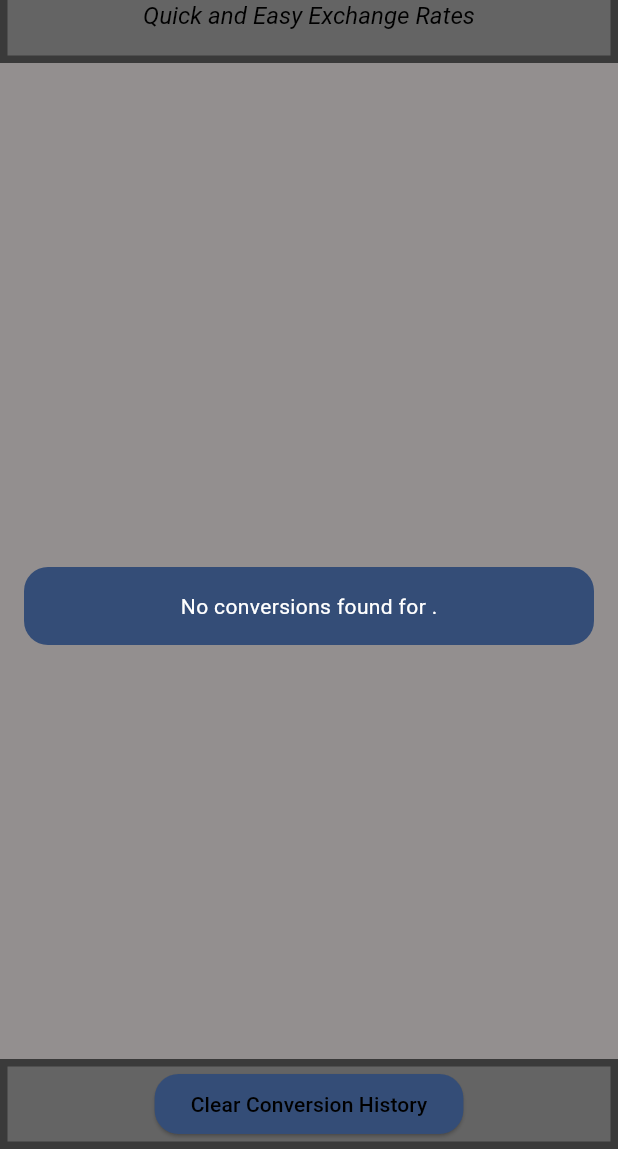
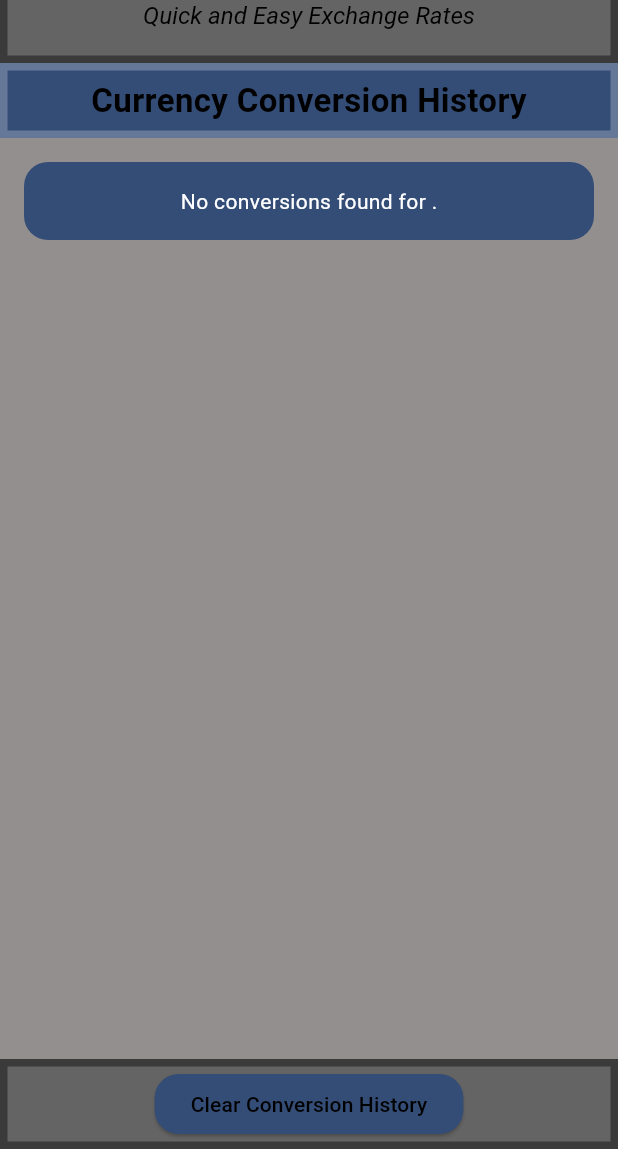
Before and after one commit to DavidSchurer/QuickCurrency, a Flutter app: the CurrencyConversionHistoryPage screen opened directly, on a phone screen of 412 x 824 dp, the part 87-1236 px from its top. Run offline on Flutter 3.47's test engine with Material 3 defaults, Android fonts, the phone set to English and light mode, and no system bars; our stand-ins replace cloud_firestore, firebase_auth, firebase_core, shared_preferences; accounts and stored records are empty; generated files the repository leaves out were written again.

Commit message:
added subheading bars on pages

```diff
--- a/lib/currency_conversion_history_page.dart
+++ b/lib/currency_conversion_history_page.dart
@@ -227,7 +227,27 @@ class _CurrencyConversionHistoryPageState
             ),
           ),
         ),
-        body: FutureBuilder<List<Conversion>>(
+        body: Column(
+          children: [
+            Container(
+              height: 50,
+              decoration: BoxDecoration(
+                color: const Color(0xFF344D77),
+                border: Border.all(color: Color(0xFF657898), width: 5),
+              ),
+              child: Center(
+                child: Text(
+                  "Currency Conversion History",
+                  style: TextStyle(
+                    fontSize: 22,
+                    fontWeight: FontWeight.bold,
+                    color: Colors.black,
+                  ),
+                ),
+              ),
+            ),
+            Expanded(
+              child: FutureBuilder<List<Conversion>>(
                 future: _loadConversionHistoryFromLocalStorage(),
                 builder: (context, snapshot) {
                   if (snapshot.connectionState == ConnectionState.waiting) {
@@ -240,8 +260,7 @@ class _CurrencyConversionHistoryPageState
 
                   return Stack(
                     children: [
-                Center(
-                  child: SingleChildScrollView(
+                      SingleChildScrollView(
                         child: Column(
                           mainAxisSize: MainAxisSize.min,
                           children: [
@@ -254,11 +273,11 @@ class _CurrencyConversionHistoryPageState
                               ),
                               child: SingleChildScrollView(
                                 scrollDirection: Axis.vertical,
-                            child: _buildConversionHistoryTable(snapshot.data!),
+                                child: _buildConversionHistoryTable(
+                                    snapshot.data!),
                               ),
                             ),
                           ],
-                    ),
                         ),
                       ),
                       Positioned(
@@ -267,19 +286,22 @@ class _CurrencyConversionHistoryPageState
                         right: 0,
                         child: Align(
                           alignment: Alignment.center,
-                      child:
-                          _buildFooterBar(_auth.currentUser, snapshot.data!)),
+                          child: _buildFooterBar(
+                              _auth.currentUser, snapshot.data!),
+                        ),
                       ),
                     ],
                   );
                 },
               ),
+            ),
+          ],
+        ),
       );
     } else {
       final user = _auth.currentUser;
 
-      if (user == null) {
-        if (!widget.isGuest) {
+      if (user == null && !widget.isGuest) {
         return Scaffold(
           appBar: AppBar(
             toolbarHeight: 100,
@@ -315,11 +337,31 @@ class _CurrencyConversionHistoryPageState
               ),
             ),
           ),
-            body: const Center(
+          body: Column(
+            children: [
+              Container(
+                height: 50,
+                decoration: BoxDecoration(
+                  color: const Color(0xFF344D77),
+                  border: Border.all(color: Color(0xFF657898), width: 5),
+                ),
+                child: Center(
+                  child: Text(
+                    "Currency Conversion History",
+                    style: TextStyle(
+                      fontSize: 22,
+                      fontWeight: FontWeight.bold,
+                      color: Colors.black,
+                    ),
+                  ),
+                ),
+              ),
+              const Center(
                 child: Text('No conversion history available'),
               ),
+            ],
+          ),
         );
-        }
       }
 
       return Scaffold(
@@ -360,7 +402,26 @@ class _CurrencyConversionHistoryPageState
         ),
         body: Stack(
           children: [
-            Center(
+            Column(
+              children: [
+                Container(
+                  height: 50,
+                  decoration: BoxDecoration(
+                    color: const Color(0xFF344D77),
+                    border: Border.all(color: Color(0xFF657898), width: 5),
+                  ),
+                  child: Center(
+                    child: Text(
+                      "Currency Conversion History",
+                      style: TextStyle(
+                        fontSize: 22,
+                        fontWeight: FontWeight.bold,
+                        color: Colors.black,
+                      ),
+                    ),
+                  ),
+                ),
+                Expanded(
                   child: SingleChildScrollView(
                     child: Column(
                       mainAxisSize: MainAxisSize.min,
@@ -388,11 +449,12 @@ class _CurrencyConversionHistoryPageState
                                 return Center(
                                     child: Text(
                                         'No conversions found for ${user?.email}.',
-                                    style:
-                                        const TextStyle(color: Colors.white)));
+                                        style: const TextStyle(
+                                            color: Colors.white)));
                               }
 
-                          final conversions = snapshot.data!.docs.map((doc) {
+                              final conversions =
+                                  snapshot.data!.docs.map((doc) {
                                 final data = doc.data() as Map<String, dynamic>;
                                 return Conversion.fromMap(data);
                               }).toList();
@@ -423,20 +485,26 @@ class _CurrencyConversionHistoryPageState
                                       width: 1,
                                     ),
                                     columns: const <DataColumn>[
-                                  DataColumn(label: Text('Selected Currency')),
-                                  DataColumn(label: Text('Selected Amount')),
-                                  DataColumn(label: Text('Converted Currency')),
-                                  DataColumn(label: Text('Converted Amount')),
+                                      DataColumn(
+                                          label: Text('Selected Currency')),
+                                      DataColumn(
+                                          label: Text('Selected Amount')),
+                                      DataColumn(
+                                          label: Text('Converted Currency')),
+                                      DataColumn(
+                                          label: Text('Converted Amount')),
                                       DataColumn(label: Text('Date')),
-                                  DataColumn(label: Text('Delete Conversion')),
+                                      DataColumn(
+                                          label: Text('Delete Conversion')),
                                     ],
                                     rows: conversions.map((conversion) {
                                       return DataRow(cells: <DataCell>[
-                                    DataCell(
-                                        Text(conversion.fromCurrency ?? '')),
+                                        DataCell(Text(
+                                            conversion.fromCurrency ?? '')),
                                         DataCell(Text(
                                             '${getCurrencySymbol(conversion.fromCurrency ?? '')}${conversion.amount?.toStringAsFixed(2)}')),
-                                    DataCell(Text(conversion.toCurrency ?? '')),
+                                        DataCell(
+                                            Text(conversion.toCurrency ?? '')),
                                         DataCell(Text(
                                             '${getCurrencySymbol(conversion.toCurrency ?? '')}${conversion.conversionRate?.toStringAsFixed(2)}')),
                                         DataCell(Text(conversion.date ?? '')),
@@ -444,38 +512,26 @@ class _CurrencyConversionHistoryPageState
                                           GestureDetector(
                                             onTap: () async {
                                               try {
-                                            final docId = snapshot.data!.docs
-                                                .firstWhere((doc) =>
-                                                    doc['date'] ==
-                                                    conversion.date)
+                                                final docId = snapshot
+                                                    .data!.docs
+                                                    .firstWhere((doc) => doc
+                                                        .data()
+                                                        .toString()
+                                                        .contains(conversion
+                                                            .date as Pattern))
                                                     .id;
-
                                                 await FirebaseFirestore.instance
                                                     .collection('conversions')
                                                     .doc(docId)
                                                     .delete();
-
-                                            setState(() {
-                                              conversions.remove(conversion);
-                                            });
-
-                                            ScaffoldMessenger.of(context)
-                                                .showSnackBar(SnackBar(
-                                              content: Text(
-                                                  'Conversion deleted successfully.'),
-                                            ));
+                                                setState(() {});
                                               } catch (e) {
-                                            ScaffoldMessenger.of(context)
-                                                .showSnackBar(SnackBar(
-                                              content: Text(
-                                                  'Conversion deleted successfully.'),
-                                            ));
+                                                print('Failed to delete: $e');
                                               }
                                             },
-                                        child: MouseRegion(
-                                          cursor: SystemMouseCursors.click,
-                                          child: const Icon(Icons.close,
-                                              color: Colors.red),
+                                            child: Icon(
+                                              Icons.delete,
+                                              color: Colors.red,
                                             ),
                                           ),
                                         ),
@@ -491,13 +547,15 @@ class _CurrencyConversionHistoryPageState
                     ),
                   ),
                 ),
+              ],
+            ),
             Positioned(
               bottom: 0,
               left: 0,
               right: 0,
               child: Align(
                 alignment: Alignment.center,
-                child: _buildFooterBar(user, []),
+                child: _buildFooterBar(user!, []),
               ),
             ),
           ],
```
Also changed, not shown: lib/exchange_rates_history.dart (+32 -5 lines), lib/exchange_rates_page.dart (+42 -6 lines), 1 other file. Lines whose indentation alone changed are shown as unchanged.
